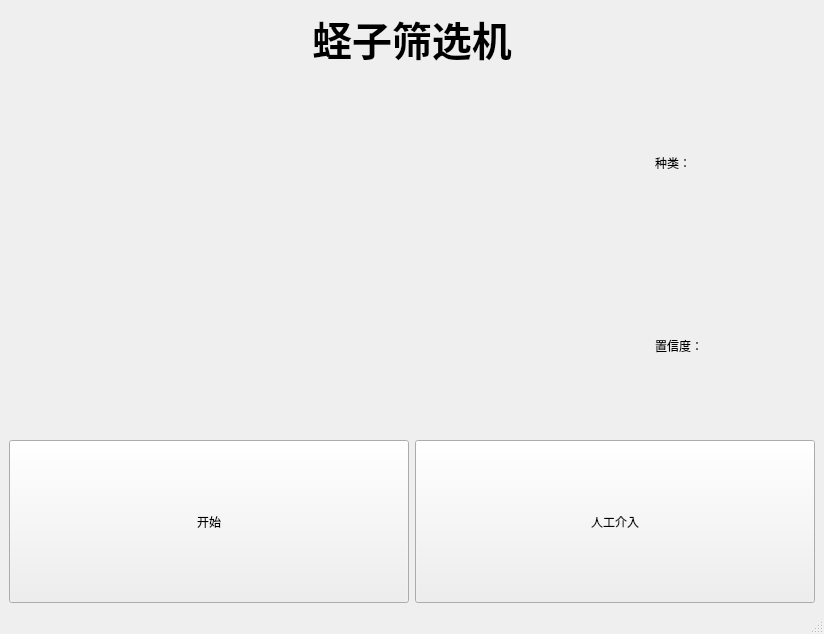
First picture: the form in Software/mainwindow.ui, repository chuanshanjia666/ClamSelector-RK3588, before the edit.
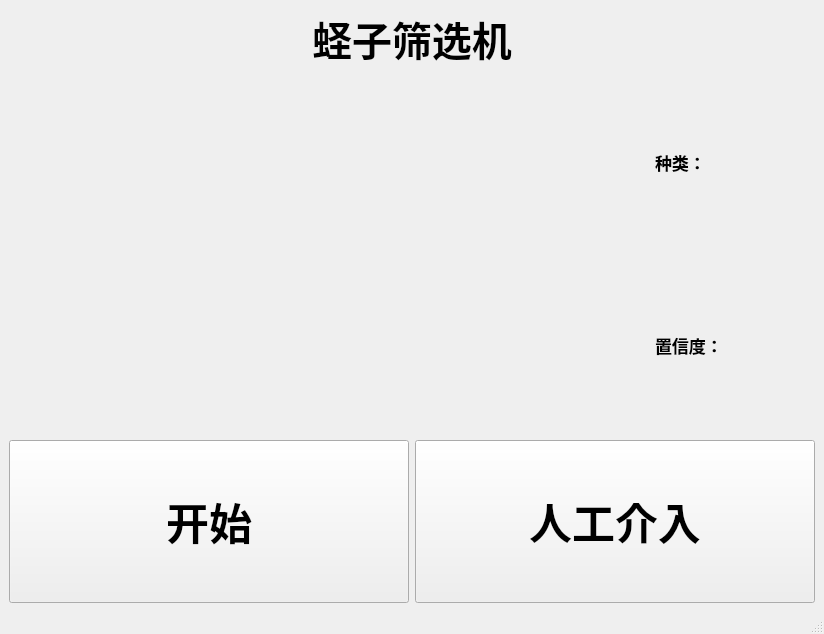
Second picture: the form after the edit. Icons and pictures are not drawn.

Diff of the .ui file:
```diff
--- a/Software/mainwindow.ui
+++ b/Software/mainwindow.ui
@@ -66,6 +66,12 @@
        <layout class="QVBoxLayout" name="right_layout">
         <item>
          <widget class="QLabel" name="label_4">
+          <property name="font">
+           <font>
+            <pointsize>13</pointsize>
+            <bold>true</bold>
+           </font>
+          </property>
           <property name="text">
            <string>种类：</string>
           </property>
@@ -73,6 +79,12 @@
         </item>
         <item>
          <widget class="QLabel" name="confidence_label">
+          <property name="font">
+           <font>
+            <pointsize>13</pointsize>
+            <bold>true</bold>
+           </font>
+          </property>
           <property name="text">
            <string>置信度：</string>
           </property>
@@ -98,6 +110,12 @@
           <height>150</height>
          </size>
         </property>
+        <property name="font">
+         <font>
+          <pointsize>32</pointsize>
+          <bold>true</bold>
+         </font>
+        </property>
         <property name="text">
          <string>开始</string>
         </property>
@@ -117,6 +135,12 @@
           <height>150</height>
          </size>
         </property>
+        <property name="font">
+         <font>
+          <pointsize>32</pointsize>
+          <bold>true</bold>
+         </font>
+        </property>
         <property name="text">
          <string>人工介入</string>
         </property>
```
Left out of the diff: 7 changed lines with no effect on the pictures. Lines whose indentation alone changed are shown as unchanged.
